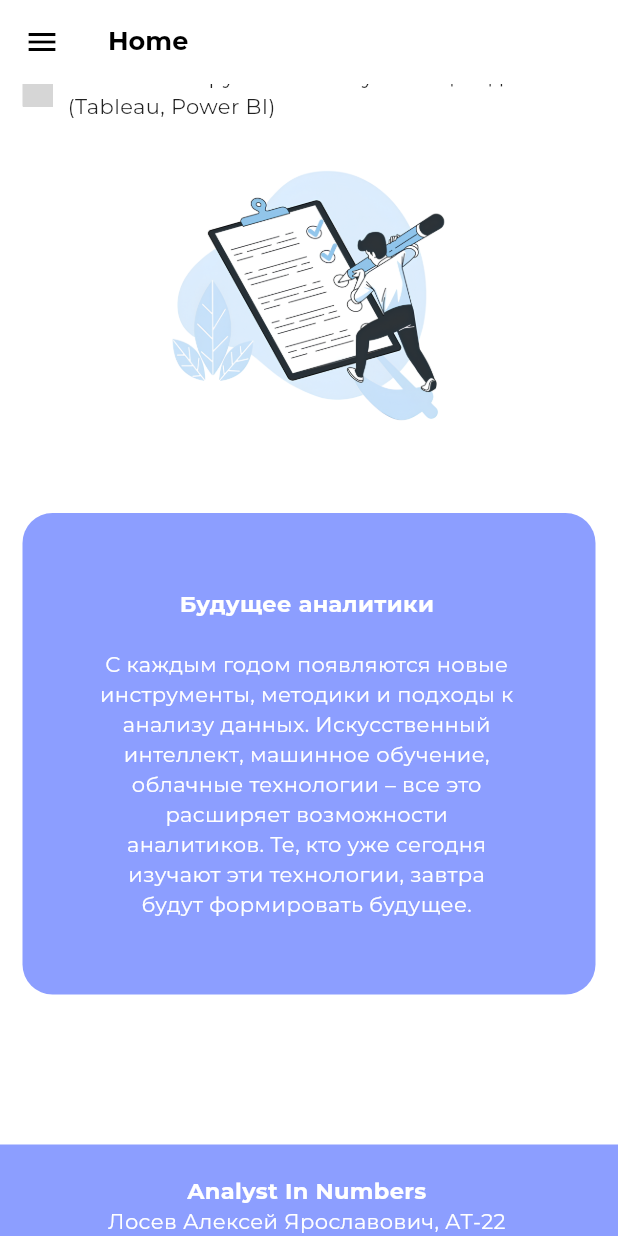
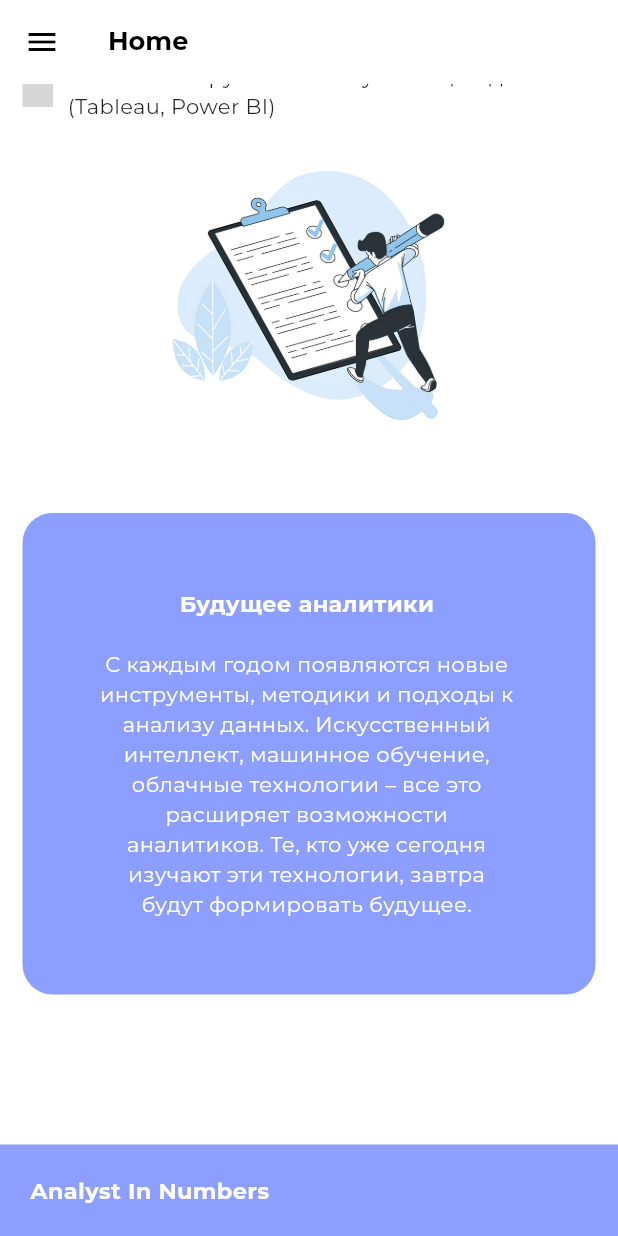
Before and after one commit to Ycalk/AnalystInNumbers, a Flutter app: the screen it shows after launch, scrolled down 2190 dp, on a phone screen of 412 x 824 dp. Run offline on Flutter 3.47's test engine with Material 3 defaults, Android fonts, the phone set to English and light mode, and no system bars; our stand-ins replace dio, fl_chart, flutter_animate, flutter_staggered_animations, google_fonts; missing offline and left inert: gif, msh_checkbox; grey boxes are pictures that could not be loaded.

Commit message:
Update footer text

```diff
--- a/front/lib/presentation/widgets/footer.dart
+++ b/front/lib/presentation/widgets/footer.dart
@@ -12,12 +12,7 @@ class Footer extends StatelessWidget {
       color: AppColors.primaryLight,
       child: Padding(
         padding: const EdgeInsets.all(20),
-        child: Column(
-          children: [
-            SelectableText('Analyst In Numbers', style: TextStyles.subtitle.copyWith(color: Colors.white)),
-            SelectableText('Лосев Алексей Ярославович, АТ-22', style: TextStyles.description.copyWith(color: Colors.white)),
-          ],
-        ),
+        child: SelectableText('Analyst In Numbers', style: TextStyles.subtitle.copyWith(color: Colors.white)),
       ),
     );
   }
```
